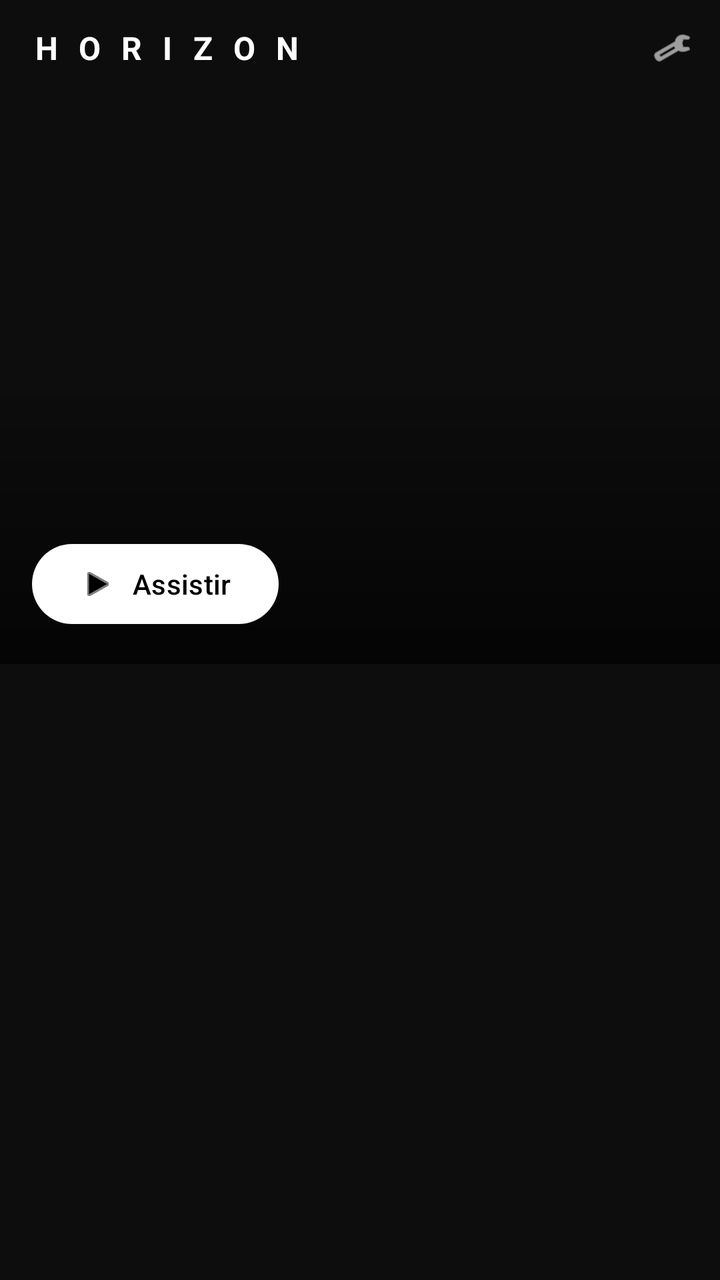
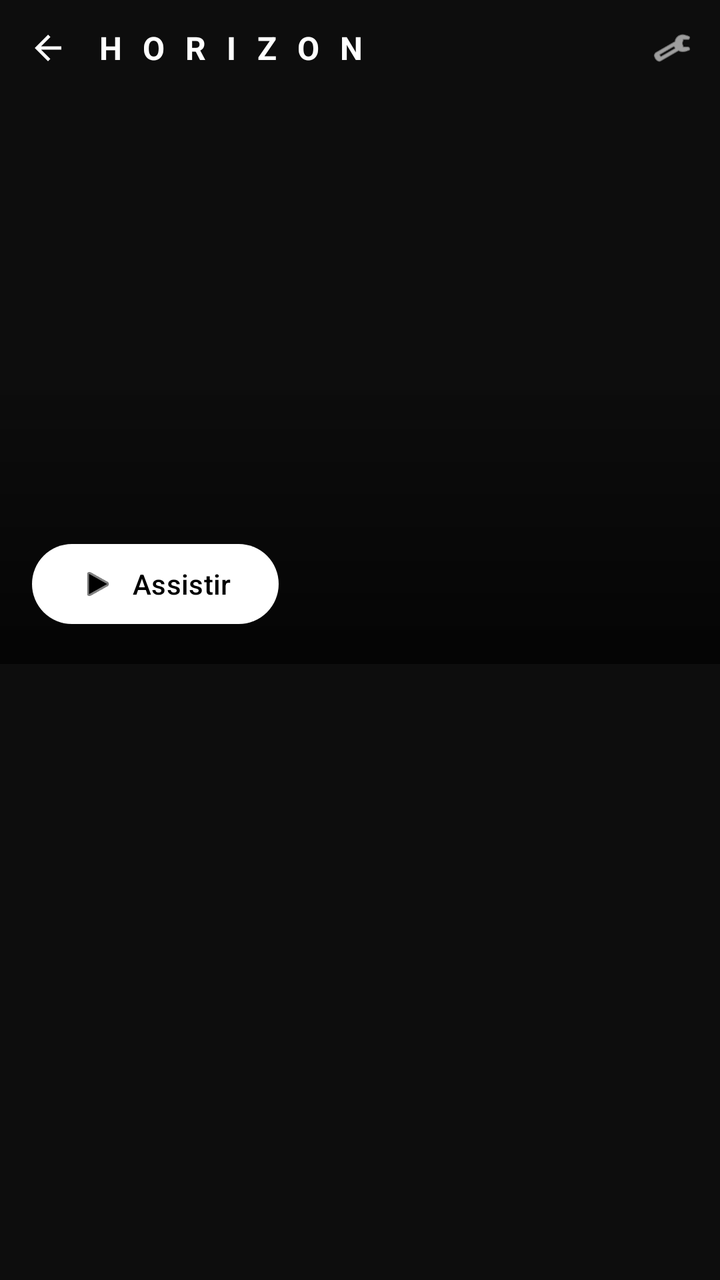

An Android layout rendered at two revisions. The XML below is the earlier revision; the diff shows what the commit changed to produce the second picture.
<!-- AndroidManifest.xml: application theme Theme.Horizon -->
<!-- res/layout/activity_stream.xml -->
<?xml version="1.0" encoding="utf-8"?>
<FrameLayout xmlns:android="http://schemas.android.com/apk/res/android"
    xmlns:app="http://schemas.android.com/apk/res-auto"
    android:layout_width="match_parent"
    android:layout_height="match_parent"
    android:background="@color/bg"
    android:fitsSystemWindows="true">

    <ScrollView
        android:layout_width="match_parent"
        android:layout_height="match_parent"
        android:fillViewport="true"
        android:scrollbars="none">

        <LinearLayout
            android:layout_width="match_parent"
            android:layout_height="wrap_content"
            android:orientation="vertical"
            android:paddingBottom="24dp">

            
            <LinearLayout
                android:layout_width="match_parent"
                android:layout_height="wrap_content"
                android:gravity="center_vertical"
                android:orientation="horizontal"
                android:paddingStart="16dp">

                <TextView
                    android:layout_width="0dp"
                    android:layout_height="wrap_content"
                    android:layout_weight="1"
                    android:letterSpacing="0.2"
                    android:text="@string/title"
                    android:textColor="@color/text_primary"
                    android:textSize="16sp"
                    android:textStyle="bold" />

                <com.google.android.material.button.MaterialButton
                    android:id="@+id/btnManage"
                    style="@style/Widget.Material3.Button.IconButton"
                    android:layout_width="48dp"
                    android:layout_height="48dp"
                    app:icon="@android:drawable/ic_menu_manage"
                    app:iconTint="@color/text_primary" />
            </LinearLayout>

            <HorizontalScrollView
                android:layout_width="match_parent"
                android:layout_height="wrap_content"
                android:paddingHorizontal="12dp"
                android:paddingBottom="4dp"
                android:scrollbars="none">

                <com.google.android.material.chip.ChipGroup
                    android:id="@+id/catBar"
                    android:layout_width="wrap_content"
                    android:layout_height="wrap_content"
                    app:singleLine="true"
                    app:singleSelection="true" />
            </HorizontalScrollView>

            
            <FrameLayout
                android:id="@+id/heroBox"
                android:layout_width="match_parent"
                android:layout_height="280dp">

                <ImageView
                    android:id="@+id/heroImage"
                    android:layout_width="match_parent"
                    android:layout_height="match_parent"
                    android:scaleType="centerCrop" />

                <View
                    android:layout_width="match_parent"
                    android:layout_height="150dp"
                    android:layout_gravity="bottom"
                    android:background="@drawable/scrim_bottom" />

                <LinearLayout
                    android:layout_width="match_parent"
                    android:layout_height="wrap_content"
                    android:layout_gravity="bottom"
                    android:orientation="vertical"
                    android:padding="16dp">

                    <TextView
                        android:id="@+id/heroTitle"
                        android:layout_width="match_parent"
                        android:layout_height="wrap_content"
                        android:ellipsize="end"
                        android:maxLines="2"
                        android:textColor="#FFFFFF"
                        android:textSize="20sp"
                        android:textStyle="bold" />

                    <com.google.android.material.button.MaterialButton
                        android:id="@+id/btnHeroPlay"
                        android:layout_width="wrap_content"
                        android:layout_height="wrap_content"
                        android:layout_marginTop="10dp"
                        android:text="@string/play"
                        android:textColor="#000000"
                        app:backgroundTint="#FFFFFF"
                        app:icon="@android:drawable/ic_media_play"
                        app:iconTint="#000000" />
                </LinearLayout>
            </FrameLayout>

            <LinearLayout
                android:id="@+id/rows"
                android:layout_width="match_parent"
                android:layout_height="wrap_content"
                android:orientation="vertical"
                android:paddingTop="8dp" />

            <TextView
                android:id="@+id/empty"
                android:layout_width="match_parent"
                android:layout_height="wrap_content"
                android:gravity="center"
                android:padding="48dp"
                android:text="@string/empty_library"
                android:textColor="@color/text_secondary"
                android:visibility="gone" />
        </LinearLayout>
    </ScrollView>

    
    <LinearLayout
        android:id="@+id/bottomBar"
        android:layout_width="match_parent"
        android:layout_height="wrap_content"
        android:layout_gravity="bottom"
        android:background="@color/surface"
        android:gravity="center_vertical"
        android:orientation="horizontal"
        android:padding="6dp"
        android:visibility="gone">

        <TextView
            android:id="@+id/selCount"
            android:layout_width="0dp"
            android:layout_height="wrap_content"
            android:layout_weight="1"
            android:paddingStart="10dp"
            android:text="0"
            android:textColor="@color/text_primary" />

        <com.google.android.material.button.MaterialButton
            android:id="@+id/btnCatSel"
            style="@style/Widget.Material3.Button.TextButton.Icon"
            android:layout_width="wrap_content"
            android:layout_height="wrap_content"
            android:minWidth="0dp"
            android:text="@string/category"
            android:textColor="@color/accent"
            android:textSize="11sp"
            app:icon="@android:drawable/ic_menu_agenda"
            app:iconTint="@color/accent" />

        <com.google.android.material.button.MaterialButton
            android:id="@+id/btnMoveSel"
            style="@style/Widget.Material3.Button.TextButton.Icon"
            android:layout_width="wrap_content"
            android:layout_height="wrap_content"
            android:minWidth="0dp"
            android:text="@string/move"
            android:textColor="@color/accent"
            android:textSize="11sp"
            app:icon="@android:drawable/ic_menu_save"
            app:iconTint="@color/accent" />

        <com.google.android.material.button.MaterialButton
            android:id="@+id/btnShareSel"
            style="@style/Widget.Material3.Button.IconButton"
            android:layout_width="44dp"
            android:layout_height="44dp"
            app:icon="@android:drawable/ic_menu_share"
            app:iconTint="@color/accent" />

        <com.google.android.material.button.MaterialButton
            android:id="@+id/btnDeleteSel"
            style="@style/Widget.Material3.Button.IconButton"
            android:layout_width="44dp"
            android:layout_height="44dp"
            app:icon="@android:drawable/ic_menu_delete"
            app:iconTint="#FF5252" />
    </LinearLayout>
</FrameLayout>
<!-- resources referenced by this layout -->
<resources>
  <color name="accent">#FF9800</color>
  <color name="bg">#0D0D0D</color>
  <color name="surface">#1A1A1A</color>
  <color name="text_primary">#FFFFFF</color>
  <color name="text_secondary">#9E9E9E</color>
  <!-- drawable scrim_bottom (drawable) -->
  <?xml version="1.0" encoding="utf-8"?>
  <shape xmlns:android="http://schemas.android.com/apk/res/android"
      android:shape="rectangle">
      <gradient
          android:angle="90"
          android:startColor="#B3000000"
          android:endColor="#00000000" />
  </shape>
  <string name="category">Categoria</string>
  <string name="empty_library">Nenhum vídeo baixado ainda</string>
  <string name="move">Mover</string>
  <string name="play">Assistir</string>
  <string name="title">H O R I Z O N</string>
  <style name="Theme.Horizon" parent="Theme.Material3.Dark.NoActionBar">
          <item name="android:windowBackground">@color/bg</item>
          <item name="colorPrimary">@color/accent</item>
          <item name="colorOnPrimary">#000000</item>
          <item name="colorSurface">@color/surface</item>
          <item name="android:statusBarColor">@color/bg</item>
          <item name="android:navigationBarColor">@color/bg</item>
      </style>
</resources>

<!-- the commit's change to res/layout/activity_stream.xml (unified diff, before → after) -->
@@ -23,8 +23,15 @@
                 android:layout_width="match_parent"
                 android:layout_height="wrap_content"
                 android:gravity="center_vertical"
-                android:orientation="horizontal"
-                android:paddingStart="16dp">
+                android:orientation="horizontal">
+
+                <com.google.android.material.button.MaterialButton
+                    android:id="@+id/btnBack"
+                    style="@style/Widget.Material3.Button.IconButton"
+                    android:layout_width="48dp"
+                    android:layout_height="48dp"
+                    app:icon="@drawable/ic_back"
+                    app:iconTint="@color/text_primary" />
 
                 <TextView
                     android:layout_width="0dp"
<!-- resource entries referenced after the edit -->
@@ -5,6 +5,17 @@
   <color name="surface">#1A1A1A</color>
   <color name="text_primary">#FFFFFF</color>
   <color name="text_secondary">#9E9E9E</color>
+  <!-- drawable ic_back (drawable) -->
+  <vector xmlns:android="http://schemas.android.com/apk/res/android"
+      android:width="24dp"
+      android:height="24dp"
+      android:viewportWidth="24"
+      android:viewportHeight="24"
+      android:tint="#FFFFFF">
+      <path
+          android:fillColor="#FFFFFF"
+          android:pathData="M20,11H7.83l5.59,-5.59L12,4l-8,8 8,8 1.41,-1.41L7.83,13H20v-2z" />
+  </vector>
   <!-- drawable scrim_bottom (drawable) -->
   <?xml version="1.0" encoding="utf-8"?>
   <shape xmlns:android="http://schemas.android.com/apk/res/android"
